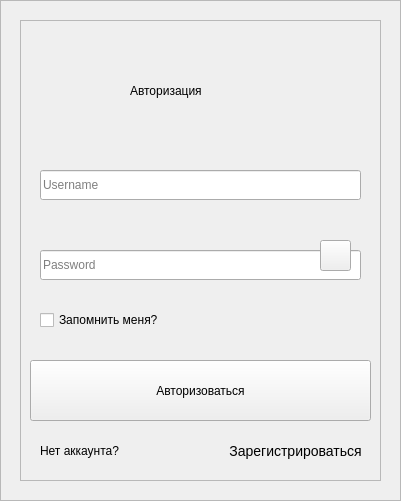
Qt form ui/auth.ui (Wester35/desktop-app-mcc) before a commit.
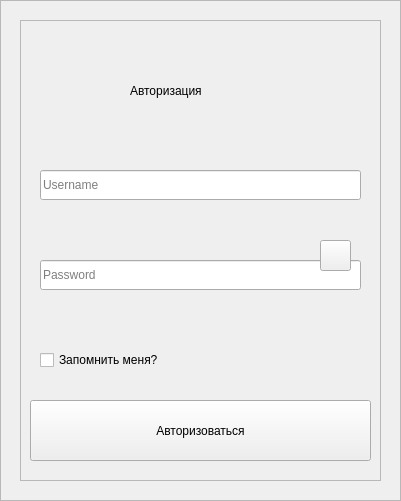
The same form after that commit. Icons and pictures are not drawn.

```diff
--- a/ui/auth.ui
+++ b/ui/auth.ui
@@ -176,7 +176,7 @@
      <property name="geometry">
       <rect>
        <x>10</x>
-       <y>340</y>
+       <y>380</y>
        <width>341</width>
        <height>61</height>
       </rect>
@@ -205,7 +205,7 @@
      <property name="geometry">
       <rect>
        <x>20</x>
-       <y>230</y>
+       <y>240</y>
        <width>321</width>
        <height>30</height>
       </rect>
@@ -240,7 +240,7 @@
      <property name="geometry">
       <rect>
        <x>20</x>
-       <y>290</y>
+       <y>330</y>
        <width>231</width>
        <height>20</height>
       </rect>
@@ -252,39 +252,6 @@
       <string>Запомнить меня?</string>
      </property>
     </widget>
-    <widget class="QLabel" name="no_account">
-     <property name="geometry">
-      <rect>
-       <x>20</x>
-       <y>420</y>
-       <width>161</width>
-       <height>21</height>
-      </rect>
-     </property>
-     <property name="text">
-      <string>Нет аккаунта?</string>
-     </property>
-    </widget>
-    <widget class="QPushButton" name="to_register">
-     <property name="geometry">
-      <rect>
-       <x>200</x>
-       <y>420</y>
-       <width>151</width>
-       <height>21</height>
-      </rect>
-     </property>
-     <property name="styleSheet">
-      <string notr="true">*{
-font-size:14px;
-background:transparent;
-border: none;
-}</string>
-     </property>
-     <property name="text">
-      <string>Зарегистрироваться</string>
-     </property>
-    </widget>
     <zorder>pushButton</zorder>
     <zorder>usernameEdit</zorder>
     <zorder>passwordEdit</zorder>
```
Left out of the diff: 3 changed lines with no effect on the pictures.
